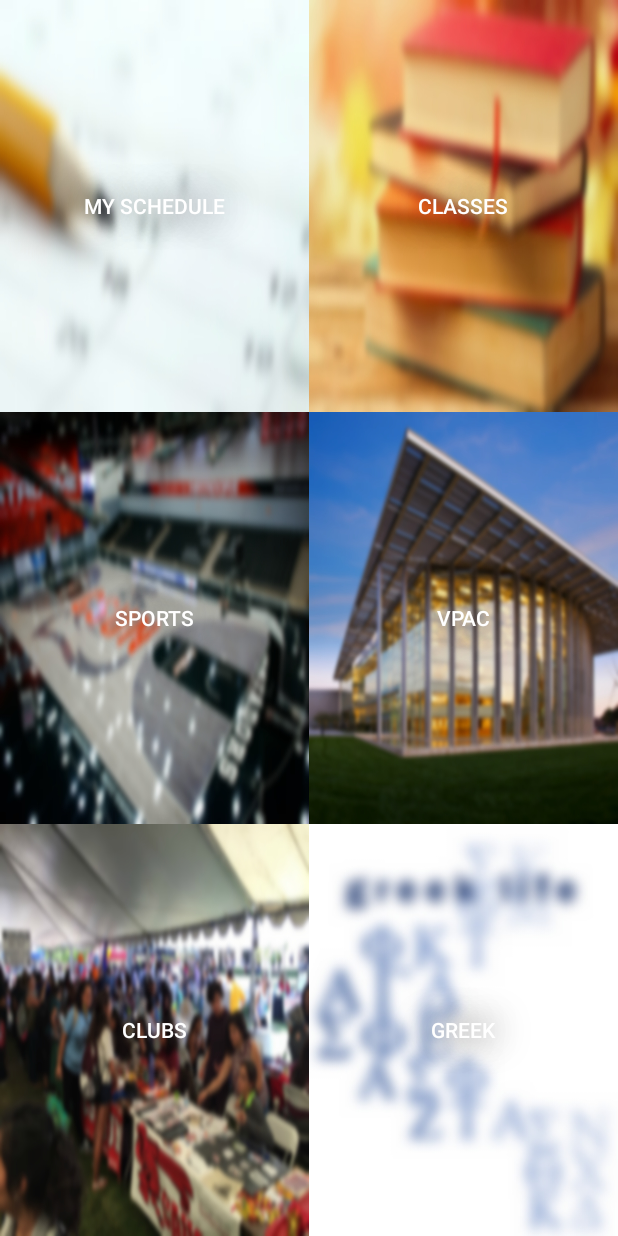
After one commit to AngelMHZ/Classify-VR, an Android app: the ChooseActivity screen opened directly, with no data from a screen before it, on a phone screen of 412 x 824 dp. The commit adds this screen. Run offline under Robolectric (Android 15) with nearby library versions, the phone set to English and light mode, and no system bars.

Commit message:
Activity Added
A Activity page was added to navagate to different events.

```diff
--- a/ClassifyVR/app/build.gradle
+++ b/ClassifyVR/app/build.gradle
@@ -5,7 +5,7 @@ android {
     buildToolsVersion "25.0.2"
     defaultConfig {
         applicationId "com.example.angel.classifyvr"
-        minSdkVersion 15
+        minSdkVersion 16
         targetSdkVersion 25
         versionCode 1
         versionName "1.0"
--- /dev/null
+++ b/ClassifyVR/app/src/main/java/com/example/angel/classifyvr/ChooseActivity.java
@@ -0,0 +1,130 @@
+package com.example.angel.classifyvr;
+
+import android.content.Intent;
+import android.support.v7.app.AppCompatActivity;
+import android.os.Bundle;
+import android.view.MotionEvent;
+import android.view.View;
+import android.widget.Button;
+import android.widget.ImageButton;
+import android.widget.RelativeLayout;
+
+public class ChooseActivity extends AppCompatActivity {
+    int width;
+    int hei;
+
+    Button b1,b2, b3, b4, b5, b6;
+
+
+
+    public void createButtons() {
+        width = getResources().getDisplayMetrics().widthPixels/2;
+        hei=getResources().getDisplayMetrics().heightPixels/3;
+
+        b1=(Button) findViewById(R.id.buttonSchedule);
+        b2=(Button) findViewById(R.id.buttonClasses);
+        b3=(Button) findViewById(R.id.buttonSports);
+        b4=(Button) findViewById(R.id.buttonVPAC);
+        b5=(Button) findViewById(R.id.buttonClubs);
+        b6=(Button) findViewById(R.id.buttonGreek);
+
+    }
+
+    public void schedule(){
+        b1.setOnTouchListener(new View.OnTouchListener() {
+            @Override
+            public boolean onTouch(View arg0, MotionEvent arg1) {
+                if (arg1.getAction()== MotionEvent.ACTION_DOWN)
+                   b1.setBackground(getResources().getDrawable(R.drawable.scheduleimage));
+                else  if (arg1.getAction()== MotionEvent.ACTION_UP)
+                    b1.setBackground(getResources().getDrawable(R.drawable.scheduleimageblur));
+                return true;
+            }
+        });
+
+    }
+
+    public void classes(){
+        b2.setOnTouchListener(new View.OnTouchListener() {
+            @Override
+            public boolean onTouch(View arg0, MotionEvent arg1) {
+                if (arg1.getAction()==MotionEvent.ACTION_DOWN)
+                    b2.setBackground(getResources().getDrawable(R.drawable.classimage));
+                else if (arg1.getAction()==MotionEvent.ACTION_UP)
+                    b2.setBackground(getResources().getDrawable(R.drawable.classimageblur));
+                return true;
+            }
+        });
+
+    }
+
+    public void sports(){
+        b3.setOnTouchListener(new View.OnTouchListener() {
+            @Override
+            public boolean onTouch(View arg0, MotionEvent arg1) {
+                if (arg1.getAction()==MotionEvent.ACTION_DOWN)
+                    b3.setBackground(getResources().getDrawable(R.drawable.sportsimage));
+                else if (arg1.getAction()==MotionEvent.ACTION_UP)
+                    b3.setBackground(getResources().getDrawable(R.drawable.sportsimageblur));
+                return true;
+            }
+        });
+
+    }
+
+    public void vpac(){
+        b4.setOnTouchListener(new View.OnTouchListener() {
+            @Override
+            public boolean onTouch(View arg0, MotionEvent arg1) {
+                if (arg1.getAction()==MotionEvent.ACTION_DOWN)
+                    b4.setBackground(getResources().getDrawable(R.drawable.vpacimage));
+                else if (arg1.getAction()==MotionEvent.ACTION_UP)
+                    b4.setBackground(getResources().getDrawable(R.drawable.vpacimageblur));
+                return true;
+            }
+        });
+
+    }
+
+    public void clubs(){
+        b5.setOnTouchListener(new View.OnTouchListener() {
+            @Override
+            public boolean onTouch(View arg0, MotionEvent arg1) {
+                if (arg1.getAction()==MotionEvent.ACTION_DOWN)
+                    b5.setBackground(getResources().getDrawable(R.drawable.clubsimage));
+                else if (arg1.getAction()==MotionEvent.ACTION_UP)
+                    b5.setBackground(getResources().getDrawable(R.drawable.clubsimageblur));
+                return true;
+            }
+        });
+
+    }
+
+    public void greek(){
+        b6.setOnTouchListener(new View.OnTouchListener() {
+            @Override
+            public boolean onTouch(View arg0, MotionEvent arg1) {
+                if (arg1.getAction()==MotionEvent.ACTION_DOWN)
+                    b6.setBackground(getResources().getDrawable(R.drawable.greeklifeimage));
+                else if (arg1.getAction()==MotionEvent.ACTION_UP)
+                    b6.setBackground(getResources().getDrawable(R.drawable.greeklifeimageblur));
+                return true;
+            }
+        });
+
+    }
+
+    @Override
+    protected void onCreate(Bundle savedInstanceState) {
+        super.onCreate(savedInstanceState);
+        setContentView(R.layout.activity_choose);
+        createButtons();
+
+        schedule();
+        classes();
+        sports();
+        vpac();
+        clubs();
+        greek();
+    }
+}
--- /dev/null
+++ b/ClassifyVR/app/src/main/res/layout/activity_choose.xml
@@ -0,0 +1,108 @@
+<?xml version="1.0" encoding="utf-8"?>
+<LinearLayout xmlns:android="http://schemas.android.com/apk/res/android"
+    android:layout_width="match_parent"
+    android:layout_height="match_parent"
+    android:orientation="vertical"
+    android:background="@color/colorPrimaryDark">
+
+    <LinearLayout
+
+        android:layout_width="match_parent"
+        android:layout_height="0dip"
+        android:orientation="horizontal"
+        android:layout_weight="1" >
+
+        <Button
+            android:text="My Schedule"
+            android:textColor="#FFFFFF"
+            android:shadowColor="#000000"
+            android:shadowDx="0.0"
+            android:shadowDy="0.0"
+            android:shadowRadius="30.0"
+            android:id="@+id/buttonSchedule"
+            android:background="@drawable/scheduleimageblur"
+            android:layout_width="0dip"
+            android:layout_height="match_parent"
+            android:layout_weight="1" />
+
+        <Button
+            android:text="Classes"
+            android:textColor="#FFFFFF"
+            android:shadowColor="#000000"
+            android:shadowDx="0.0"
+            android:shadowDy="0.0"
+            android:shadowRadius="30.0"
+            android:id="@+id/buttonClasses"
+            android:background="@drawable/classimageblur"
+            android:layout_width="0dip"
+            android:layout_height="match_parent"
+            android:layout_weight="1"/>
+
+    </LinearLayout>
+
+    <LinearLayout
+        android:layout_width="match_parent"
+        android:layout_height="0dip"
+        android:orientation="horizontal"
+        android:layout_weight="1" >
+
+        <Button
+            android:text="Sports"
+            android:textColor="#FFFFFF"
+            android:shadowColor="#000000"
+            android:shadowDx="0.0"
+            android:shadowDy="0.0"
+            android:shadowRadius="30.0"
+            android:id="@+id/buttonSports"
+            android:background="@drawable/sportsimageblur"
+            android:layout_width="0dip"
+            android:layout_height="match_parent"
+            android:layout_weight="1" />
+
+        <Button
+            android:text="VPAC"
+            android:textColor="#FFFFFF"
+            android:shadowColor="#000000"
+            android:shadowDx="0.0"
+            android:shadowDy="0.0"
+            android:shadowRadius="30.0"
+            android:id="@+id/buttonVPAC"
+            android:background="@drawable/vpacimageblur"
+            android:layout_width="0dip"
+            android:layout_height="match_parent"
+            android:layout_weight="1"/>
+    </LinearLayout>
+
+    <LinearLayout
+        android:layout_width="match_parent"
+        android:layout_height="0dip"
+        android:orientation="horizontal"
+        android:layout_weight="1" >
+
+        <Button
+            android:text="Clubs"
+            android:textColor="#FFFFFF"
+            android:shadowColor="#000000"
+            android:shadowDx="0.0"
+            android:shadowDy="0.0"
+            android:shadowRadius="30.0"
+            android:id="@+id/buttonClubs"
+            android:background="@drawable/clubsimageblur"
+            android:layout_width="0dip"
+            android:layout_height="match_parent"
+            android:layout_weight="1" />
+
+        <Button
+            android:text="Greek"
+            android:textColor="#FFFFFF"
+            android:shadowColor="#000000"
+            android:shadowDx="0.0"
+            android:shadowDy="0.0"
+            android:shadowRadius="30.0"
+            android:id="@+id/buttonGreek"
+            android:background="@drawable/greeklifeimageblur"
+            android:layout_width="0dip"
+            android:layout_height="match_parent"
+            android:layout_weight="1" />
+    </LinearLayout>
+</LinearLayout>
```
Also changed, not shown: ClassifyVR/app/src/main/AndroidManifest.xml (+15 -3 lines), ClassifyVR/app/src/main/java/com/example/angel/classifyvr/MainActivity.java (+22 -0 lines), ClassifyVR/app/src/main/res/drawable/classimage.jpeg (added), ClassifyVR/app/src/main/res/drawable/classimageblur.jpg (added), ClassifyVR/app/src/main/res/drawable/clubsimage.jpg (added), ClassifyVR/app/src/main/res/drawable/clubsimageblur.jpg (added), ClassifyVR/app/src/main/res/drawable/greeklifeimage.jpg (added), ClassifyVR/app/src/main/res/drawable/greeklifeimageblur.jpg (added), ClassifyVR/app/src/main/res/drawable/scheduleimage.jpg (added), ClassifyVR/app/src/main/res/drawable/scheduleimageblur.jpg (added), ClassifyVR/app/src/main/res/drawable/sportsimage.jpg (added), ClassifyVR/app/src/main/res/drawable/sportsimageblur.jpg (added), ClassifyVR/app/src/main/res/drawable/vpacimage.jpg (added), ClassifyVR/app/src/main/res/drawable/vpacimageblur.jpg (added).
